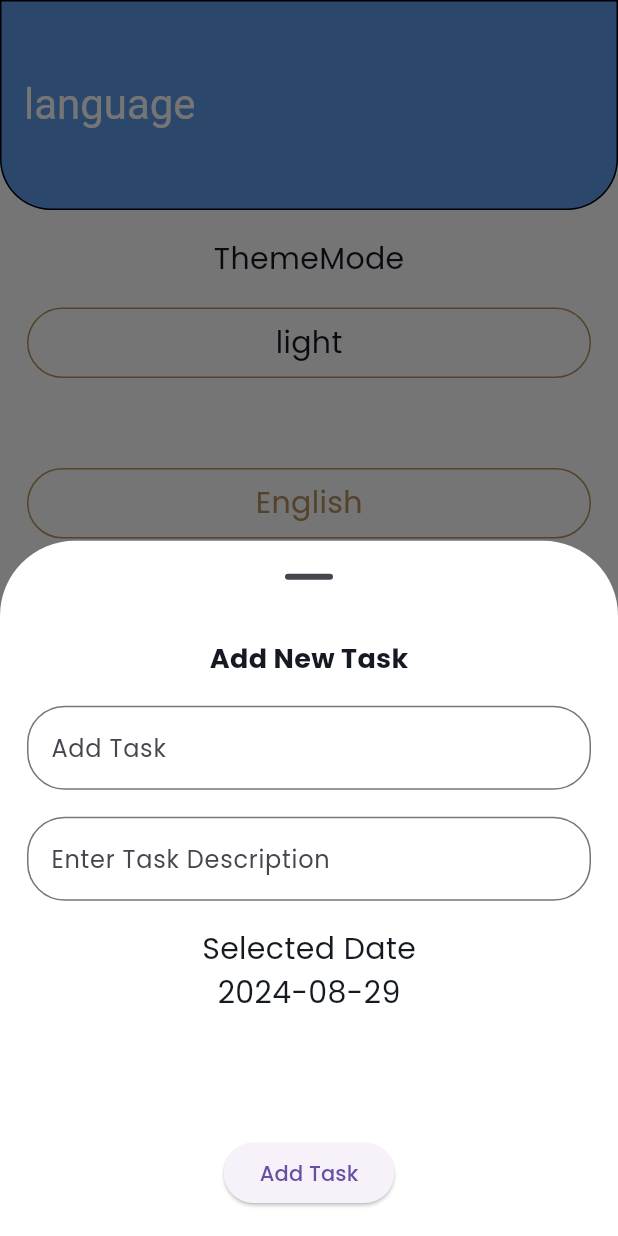
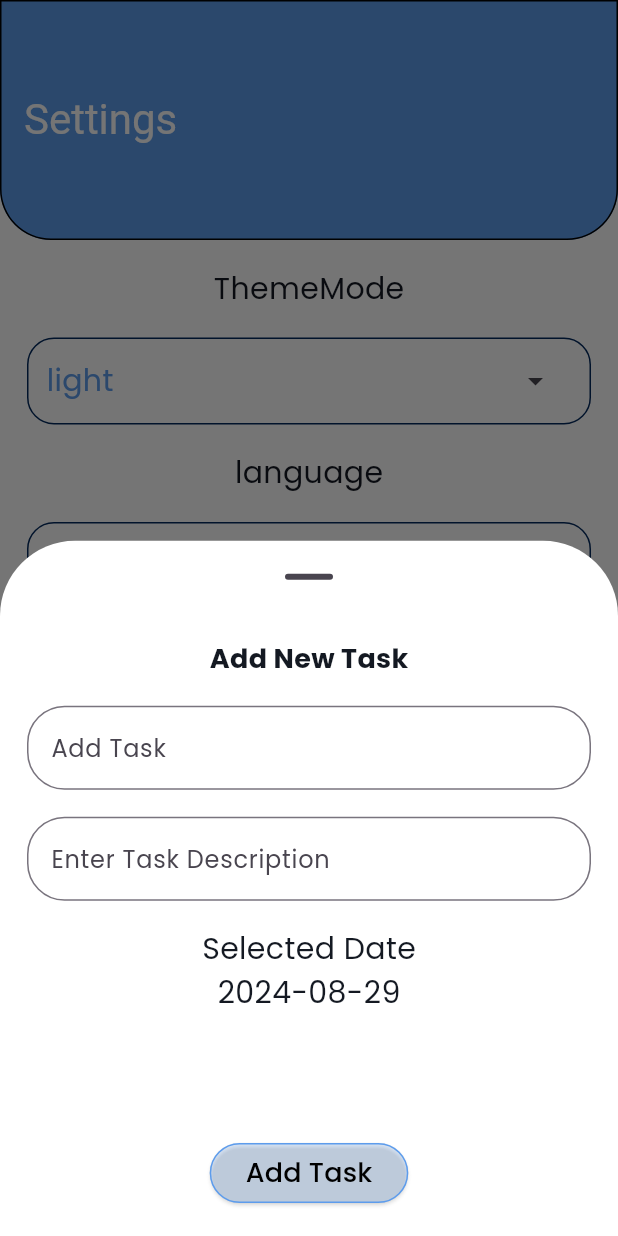
Before and after one commit to Ahm3dmohamed/todo_app, a Flutter app: the screen it shows after launch, item 2 of the bottom bar chosen, after a tap on the "add" icon, on a phone screen of 412 x 824 dp. Run offline on Flutter 3.47's test engine with Material 3 defaults, Android fonts, the phone set to English and light mode, and no system bars; our stand-ins replace cloud_firestore, easy_date_timeline, firebase_core, flutter_slidable, google_fonts; accounts and stored records are empty; generated files the repository leaves out were written again.

Commit message:
add task to screen and firebase handel the thememode ahndel localization

```diff
--- a/lib/main.dart
+++ b/lib/main.dart
@@ -17,7 +17,6 @@ void main() async {
       options: DefaultFirebaseOptions.currentPlatform,
     );
   } catch (e) {
-    // Handle Firebase initialization errors here
     print("Firebase initialization error: $e");
   }
 
--- /dev/null
+++ b/lib/modules/core/model/task_moder.dart
@@ -0,0 +1,40 @@
+class TaskModel {
+  String title;
+  String id;
+  String desc;
+  int time;
+  bool isDone;
+  TaskModel(
+      {required this.desc,
+      this.id = "",
+      required this.isDone,
+      required this.time,
+      required this.title});
+
+  factory TaskModel.fromJson(Map<String, dynamic> json) {
+    return TaskModel(
+        title: json["title"],
+        id: json["id"],
+        desc: json["desc"],
+        time: json["time"],
+        isDone: json["isDone"]);
+  }
+
+//     TaskModel.fromJson(Map<String,dynamic> json)
+//  :
+//   title=json["title"],
+//     time=json["time"],
+//   desc=json["desc"],
+//   id=json["id"],
+//   isDone=json["isDone"]
+
+  Map<String, dynamic> toJson() {
+    return {
+      "title": title,
+      "id": id,
+      "desc": desc,
+      "time": time,
+      "isDone": isDone,
+    };
+  }
+}
--- /dev/null
+++ b/lib/modules/core/service/firebase_function.dart
@@ -0,0 +1,29 @@
+import 'package:cloud_firestore/cloud_firestore.dart';
+import 'package:todo_app/modules/core/model/task_moder.dart';
+
+class FirebaseFunction {
+  static FirebaseFirestore firestore = FirebaseFirestore.instance;
+
+  static CollectionReference<TaskModel> mainFunction() {
+    return firestore.collection("Tasks").withConverter(
+      fromFirestore: (snapshot, options) {
+        return TaskModel.fromJson(snapshot.data()!);
+      },
+      toFirestore: (value, options) {
+        return value.toJson();
+      },
+    );
+  }
+
+  static addTask(TaskModel task) {
+    var ref = mainFunction();
+    var docRef = ref.doc();
+    task.id = ref.id;
+    return docRef.set(task);
+  }
+
+  static Future<QuerySnapshot<TaskModel>> getTask() {
+    var ref = mainFunction();
+    return ref.get();
+  }
+}
--- a/lib/modules/core/themes/apptheme.dart
+++ b/lib/modules/core/themes/apptheme.dart
@@ -4,9 +4,11 @@ import 'package:todo_app/modules/core/themes/app_color.dart';
 
 class Apptheme {
   static const Color light = Colors.white;
-  static final Color lightPrimary = Color(0xFF5D9CEC);
-  static final Color darkPrimary = Color(0xFF141922);
+  static final Color lightPrimary = const Color(0xFF5D9CEC);
+  static final Color darkPrimary = const Color(0xFF141922);
+  static final Color darkSplash = Color(0xff060E1E);
 
+  ThemeData isDark = darkTheme;
   static ThemeData lightTheme = ThemeData(
     appBarTheme: AppBarTheme(
       backgroundColor: Apptheme.lightPrimary,
@@ -43,7 +45,7 @@ class Apptheme {
       ),
     ),
     bottomNavigationBarTheme: BottomNavigationBarThemeData(
-      showSelectedLabels: false,
+      showSelectedLabels: true,
       showUnselectedLabels: false,
       backgroundColor: Colors.transparent,
       elevation: 0,
@@ -62,10 +64,21 @@ class Apptheme {
   );
 
   static ThemeData darkTheme = ThemeData(
-    appBarTheme: AppBarTheme(
-      backgroundColor: Apptheme.lightPrimary,
+    floatingActionButtonTheme: FloatingActionButtonThemeData(
+      elevation: 3,
+      shape: RoundedRectangleBorder(
+        borderRadius: BorderRadius.circular(4), // Rounded corners
+        side: const BorderSide(
+          color: Color(0xFF5D9CEC), // Border color
+          width: 4, // Border width
+        ),
+      ),
+      backgroundColor: const Color(0xFF141922), // Background color
+    ),
+    appBarTheme: const AppBarTheme(
+      backgroundColor: Color.fromARGB(255, 4, 48, 105),
       elevation: 0,
-      titleTextStyle: const TextStyle(
+      titleTextStyle: TextStyle(
         color: Colors.black,
         fontSize: 22,
         fontWeight: FontWeight.w700,
@@ -90,7 +103,9 @@ class Apptheme {
         // fontFamily: 'Qran'
       ),
     ),
-    bottomNavigationBarTheme: BottomNavigationBarThemeData(
+    bottomNavigationBarTheme: const BottomNavigationBarThemeData(
+      showSelectedLabels: true,
+      showUnselectedLabels: false,
       backgroundColor: Color(0xff141922),
     ),
     bottomSheetTheme: BottomSheetThemeData(
@@ -99,7 +114,7 @@ class Apptheme {
     datePickerTheme: DatePickerThemeData(
       backgroundColor: Apptheme.darkPrimary,
     ),
-    scaffoldBackgroundColor: Colors.transparent,
+    scaffoldBackgroundColor: Apptheme.darkSplash,
     splashColor: Apptheme.darkPrimary,
   );
 }
--- a/lib/modules/layouts/manager/provider/provider.dart
+++ b/lib/modules/layouts/manager/provider/provider.dart
@@ -1,17 +1,22 @@
+import 'package:cloud_firestore/cloud_firestore.dart' as prefix;
 import 'package:flutter/material.dart';
+import 'package:todo_app/modules/core/model/task_moder.dart';
+import 'package:todo_app/modules/core/service/firebase_function.dart';
 import 'package:todo_app/modules/layouts/screens/settings/settings.dart';
 import 'package:todo_app/modules/layouts/screens/task_screen.dart';
 
 class MainProvider extends ChangeNotifier {
   DateTime selectedDate = DateTime.now();
   DateTime selectedDatePicker = DateTime.now();
-
+  TextEditingController titleController = TextEditingController(); // Fixed typo
+  TextEditingController descController = TextEditingController();
   int currentIndex = 0;
   List<Widget> tabs = [
     TaskScreen(),
     Settings(),
   ];
-  void setIndex(selectedIndex) {
+
+  void setIndex(int selectedIndex) {
     currentIndex = selectedIndex;
     notifyListeners();
   }
@@ -23,5 +28,28 @@ class MainProvider extends ChangeNotifier {
 
   void setDatePicker(DateTime datePicker) {
     selectedDatePicker = datePicker;
+    notifyListeners(); // Added notifyListeners() for UI updates
+  }
+
+  Future<void> addTask() async {
+    TaskModel taskModel = TaskModel(
+      desc: descController.text,
+      isDone: false,
+      time: selectedDate.millisecondsSinceEpoch,
+      title: titleController.text,
+    );
+
+    try {
+      await FirebaseFunction.addTask(taskModel);
+      titleController.clear();
+      descController.clear();
+      notifyListeners();
+    } catch (error) {
+      print('Failed to add task: $error');
+    }
+  }
+
+  Future<prefix.QuerySnapshot<TaskModel>> getTask() {
+    return FirebaseFunction.getTask();
   }
 }
--- a/lib/modules/layouts/screens/add_task_widget.dart
+++ b/lib/modules/layouts/screens/add_task_widget.dart
@@ -5,7 +5,7 @@ import 'package:todo_app/modules/layouts/manager/provider/provider.dart';
 
 class AddTaskWidget extends StatelessWidget {
   static const String routeName = "AddTaskWidget";
-  AddTaskWidget({super.key});
+  const AddTaskWidget({super.key});
   @override
   Widget build(BuildContext context) {
     return Consumer<MainProvider>(
@@ -17,7 +17,7 @@ class AddTaskWidget extends StatelessWidget {
               Center(
                 child: Text(
                   appTranslation(context).addNewTask,
-                  style: TextStyle(
+                  style: const TextStyle(
                     fontSize: 18,
                     fontWeight: FontWeight.w700,
                   ),
@@ -27,6 +27,7 @@ class AddTaskWidget extends StatelessWidget {
                 height: 18,
               ),
               TextField(
+                controller: Provider.titleController,
                 decoration: InputDecoration(
                     hintText: appTranslation(context).addTask,
                     labelText: appTranslation(context).addTask,
@@ -39,6 +40,7 @@ class AddTaskWidget extends StatelessWidget {
                 height: 18,
               ),
               TextField(
+                controller: Provider.descController,
                 decoration: InputDecoration(
                     hintText: appTranslation(context).taskDescreption,
                     labelText: appTranslation(context).taskDescreption,
@@ -67,10 +69,22 @@ class AddTaskWidget extends StatelessWidget {
                   },
                   child: Text(
                       Provider.selectedDatePicker.toString().substring(0, 10))),
-              Spacer(),
+              const Spacer(),
               ElevatedButton(
-                  onPressed: () {},
+                  style: ElevatedButton.styleFrom(
+                      shadowColor: Colors.white,
+                      backgroundColor: const Color(0xFF5D9CEC).withOpacity(.2),
+                      shape: RoundedRectangleBorder(
+                          borderRadius: BorderRadius.circular(24),
+                          side: const BorderSide(
+                            color: Color(0xFF5D9CEC),
+                          ))),
+                  onPressed: () {
+                    Provider.addTask();
+                    Navigator.pop(context);
+                  },
                   child: Text(
+                    style: const TextStyle(color: Colors.black, fontSize: 18),
                     appTranslation(context).addTask,
                   ))
             ],
--- a/lib/modules/layouts/screens/settings/settings.dart
+++ b/lib/modules/layouts/screens/settings/settings.dart
@@ -16,7 +16,7 @@ class Settings extends StatelessWidget {
 
     return Scaffold(
       appBar: AppBar(
-        toolbarHeight: 140,
+        toolbarHeight: 160,
         shape: const RoundedRectangleBorder(
           borderRadius: BorderRadius.only(
               bottomLeft: Radius.circular(34),
@@ -24,7 +24,7 @@ class Settings extends StatelessWidget {
           side: BorderSide(color: Colors.black),
         ),
         title: Text(
-          appTranslation(context).language,
+          appTranslation(context).setting,
           textDirection: TextDirection.ltr,
           style: const TextStyle(
               fontSize: 28, fontWeight: FontWeight.normal, color: Colors.white),
@@ -35,62 +35,68 @@ class Settings extends StatelessWidget {
         padding: const EdgeInsets.all(18),
         child: Column(
           children: [
-            Text(appTranslation(context).mode),
+            Text(
+              textAlign: TextAlign.start,
+              appTranslation(context).mode,
+            ),
             const SizedBox(
               height: 18,
             ),
-            InkWell(
-              onTap: () {
-                showThemeBottomSheet(context);
-              },
-              child: Container(
-                  padding:
-                      const EdgeInsets.symmetric(horizontal: 12, vertical: 8),
-                  width: double.infinity,
-                  decoration: BoxDecoration(
-                      borderRadius: BorderRadius.circular(24),
-                      border: Border.all(color: const Color(0xffB7935F))),
-                  child: Center(
-                      child: Text(
-                    themeProvider.currentTheme.name,
-                    style: Theme.of(context).textTheme.bodyMedium?.copyWith(
-                          color: const Color(
-                            0xFF141922,
-                          ),
-                        ),
-                  ))),
-            ),
+            Container(
+                padding:
+                    const EdgeInsets.symmetric(horizontal: 12, vertical: 4),
+                width: double.infinity,
+                decoration: BoxDecoration(
+                    borderRadius: BorderRadius.circular(18),
+                    border: Border.all(
+                        color: const Color.fromARGB(255, 3, 42, 94))),
+                child: Row(
+                  mainAxisAlignment: MainAxisAlignment.spaceBetween,
+                  children: [
+                    Text(
+                      textAlign: TextAlign.start,
+                      themeProvider.currentTheme.name,
+                      style: TextStyle(color: Color(0xFF5D9CEC)),
+                    ),
+                    IconButton(
+                        onPressed: () {
+                          showThemeBottomSheet(context);
+                        },
+                        icon: const Icon(Icons.arrow_drop_down_outlined))
+                  ],
+                )),
             const SizedBox(
               height: 18,
             ),
             Text(
               appTranslation(context).language,
-              style: Theme.of(context).textTheme.bodySmall,
             ),
             const SizedBox(
               height: 18,
             ),
-            InkWell(
-              onTap: () {
-                showlanguageBottomSheet(context);
-              },
-              child: Container(
-                  padding:
-                      const EdgeInsets.symmetric(horizontal: 12, vertical: 8),
-                  width: double.infinity,
-                  decoration: BoxDecoration(
-                      borderRadius: BorderRadius.circular(24),
-                      border: Border.all(color: const Color(0xffB7935F))),
-                  child: Center(
-                      child: Text(
-                    localeProvider.getCurrentLocale(),
-                    style: Theme.of(context).textTheme.bodyMedium?.copyWith(
-                          color: const Color(
-                            0xffB7935F,
-                          ),
-                        ),
-                  ))),
-            ),
+            Container(
+                padding:
+                    const EdgeInsets.symmetric(horizontal: 12, vertical: 4),
+                width: double.infinity,
+                decoration: BoxDecoration(
+                    borderRadius: BorderRadius.circular(18),
+                    border: Border.all(
+                        color: const Color.fromARGB(255, 3, 42, 94))),
+                child: Row(
+                  mainAxisAlignment: MainAxisAlignment.spaceBetween,
+                  children: [
+                    Text(
+                      textAlign: TextAlign.start,
+                      style: TextStyle(color: Color(0xFF5D9CEC)),
+                      localeProvider.getCurrentLocale(),
+                    ),
+                    IconButton(
+                        onPressed: () {
+                          showlanguageBottomSheet(context);
+                        },
+                        icon: const Icon(Icons.arrow_drop_down_outlined))
+                  ],
+                )),
           ],
         ),
       ),
@@ -101,7 +107,7 @@ class Settings extends StatelessWidget {
     showModalBottomSheet(
         context: context,
         builder: (BuildContext context) {
-          return SettingThemeTab();
+          return const SettingThemeTab();
         });
   }
 }
@@ -110,6 +116,6 @@ void showlanguageBottomSheet(BuildContext context) {
   showModalBottomSheet(
       context: context,
       builder: (BuildContext context) {
-        return SettingLangTab();
+        return const SettingLangTab();
       });
 }
--- a/lib/modules/layouts/screens/splash_screen.dart
+++ b/lib/modules/layouts/screens/splash_screen.dart
@@ -2,7 +2,7 @@
 
 // class SplashScreen extends StatefulWidget {
 //   Widget child;
-//    SplashScreen({required this.child});
+//   SplashScreen({required this.child});
 
 //   @override
 //   State<SplashScreen> createState() => _SplashScreenState();
@@ -12,7 +12,7 @@
 //   @override
 //   Widget build(BuildContext context) {
 //     return Scaffold(
-//       backgroundColor: const Color(0xffDFECDB),
+//       backgroundColor: const Color(0xff060E1E),
 //     );
 //   }
 // }
--- a/lib/modules/layouts/screens/task_item.dart
+++ b/lib/modules/layouts/screens/task_item.dart
@@ -1,25 +1,26 @@
 import 'package:flutter/material.dart';
 import 'package:flutter_slidable/flutter_slidable.dart';
+import 'package:todo_app/modules/core/model/task_moder.dart';
 import 'package:todo_app/modules/core/themes/app_color.dart';
-import 'package:todo_app/modules/core/themes/ui_utils.dart';
 
 class TaskItem extends StatelessWidget {
-  const TaskItem({super.key});
+  final TaskModel taskModel; // Made final for immutability
+  TaskItem({required this.taskModel, super.key});
 
   @override
   Widget build(BuildContext context) {
     return Container(
       decoration: BoxDecoration(
-          color: Colors.white, borderRadius: BorderRadius.circular(18)),
+        border: Border.all(color: Color(0xFF0392CF), width: 1),
+        color: Colors.white,
+        borderRadius: BorderRadius.circular(18),
+      ),
       height: 115,
       margin: const EdgeInsets.symmetric(horizontal: 12),
       width: double.infinity,
-      child: Row(
-        // mainAxisAlignment: MainAxisAlignment.spaceBetween,
-        children: [
-          Slidable(
+      child: Slidable(
         startActionPane: ActionPane(
-                extentRatio: .6,
+          extentRatio: 0.6,
           motion: const DrawerMotion(),
           children: [
             SlidableAction(
@@ -40,46 +41,45 @@ class TaskItem extends StatelessWidget {
               spacing: 8,
               label: 'Edit',
             ),
-                ]),
+          ],
+        ),
         child: Row(
           children: [
             Container(
-                  margin: const EdgeInsets.only(
-                    left: 18,
-                  ),
+              margin: const EdgeInsets.only(left: 18),
               height: 80,
               width: 4,
               decoration: BoxDecoration(
                 borderRadius: BorderRadius.circular(18),
-                      color: AppColor.primaryColor),
+                color: AppColor.primaryColor,
               ),
-                const SizedBox(
-                  width: 18,
             ),
-                Column(
+            const SizedBox(width: 18),
+            Expanded(
+              child: Column(
+                crossAxisAlignment: CrossAxisAlignment.start,
+                mainAxisAlignment: MainAxisAlignment.center,
                 children: [
-                    Padding(
-                      padding: const EdgeInsets.only(top: 24),
-                      child: Text(
-                        appTranslation(context).taskTile,
+                  Text(
+                    taskModel.title,
                     style: TextStyle(
                       fontWeight: FontWeight.bold,
                       fontSize: 18,
                       color: AppColor.primaryColor,
                     ),
                   ),
-                    ),
                   Text(
-                      appTranslation(context).taskdes,
+                    taskModel.desc,
                     style: const TextStyle(
                       fontSize: 14,
                       color: Colors.grey,
                     ),
-                    )
+                  ),
                 ],
               ),
-                Padding(
-                  padding: const EdgeInsets.only(left: 88),
+            ),
+            Container(
+              padding: const EdgeInsets.only(right: 18),
               child: ElevatedButton(
                 style: ElevatedButton.styleFrom(
                   backgroundColor: AppColor.primaryColor,
@@ -89,18 +89,12 @@ class TaskItem extends StatelessWidget {
                   Icons.done,
                   color: Colors.white,
                   size: 28,
-                      )
-                      // Image.asset(
-                      //   'assets/images/icon_check.png',
-                      //   color: AppColor.primaryColor,
-                      // ),
+                ),
               ),
             ),
           ],
         ),
       ),
-        ],
-      ),
     );
   }
 }
--- a/lib/modules/layouts/screens/task_screen.dart
+++ b/lib/modules/layouts/screens/task_screen.dart
@@ -1,6 +1,7 @@
 import 'package:easy_date_timeline/easy_date_timeline.dart';
 import 'package:flutter/material.dart';
 import 'package:provider/provider.dart';
+import 'package:todo_app/modules/core/model/task_moder.dart';
 import 'package:todo_app/modules/core/themes/ui_utils.dart';
 import 'package:todo_app/modules/layouts/manager/provider/provider.dart';
 import 'package:todo_app/modules/layouts/screens/add_task_widget.dart';
@@ -16,7 +17,7 @@ class TaskScreen extends StatelessWidget {
       builder: (BuildContext context, Provider, Widget? child) {
         return Scaffold(
           appBar: AppBar(
-            toolbarHeight: 140,
+            toolbarHeight: 160,
             shape: const RoundedRectangleBorder(
               borderRadius: BorderRadius.only(
                   bottomLeft: Radius.circular(34),
@@ -26,7 +27,7 @@ class TaskScreen extends StatelessWidget {
             title: Padding(
               padding: const EdgeInsets.all(12),
               child: Text(
-                appTranslation(context).language,
+                appTranslation(context).appTitle,
                 style: const TextStyle(
                     fontSize: 24,
                     fontWeight: FontWeight.normal,
@@ -52,8 +53,8 @@ class TaskScreen extends StatelessWidget {
                   );
                 },
                 child: EasyInfiniteDateTimeLine(
-                  firstDate: DateTime.now().subtract(Duration(days: 365)),
-                  lastDate: DateTime.now().add(Duration(days: 365)),
+                  firstDate: DateTime.now().subtract(const Duration(days: 365)),
+                  lastDate: DateTime.now().add(const Duration(days: 365)),
                   focusDate: Provider.selectedDate,
                   showTimelineHeader: false,
                   onDateChange: Provider.setDate,
@@ -76,18 +77,40 @@ class TaskScreen extends StatelessWidget {
               const SizedBox(
                 height: 6,
               ),
-              Expanded(
+              FutureBuilder(
+                future: Provider.getTask(),
+                builder: (context, snapshot) {
+                  if (snapshot.connectionState == ConnectionState.waiting) {
+                    return const Center(
+                      child: CircularProgressIndicator(),
+                    );
+                  } else if (snapshot.hasError) {
+                    return const Center(child: Text("Error Data"));
+                  } else if (!snapshot.hasData || snapshot.data!.docs.isEmpty) {
+                    return const Center(
+                        child:
+                            Text("No tasks available")); // Handle no data case
+                  } else {
+                    List<TaskModel> tasks =
+                        snapshot.data!.docs.map((e) => e.data()).toList();
+                    return Expanded(
                       child: ListView.separated(
                         itemBuilder: (context, index) {
-                      return TaskItem();
+                          return TaskItem(
+                            taskModel: tasks[index],
+                          );
                         },
                         separatorBuilder: (context, index) {
                           return const SizedBox(
                             height: 12,
                           );
                         },
-                    itemCount: 30),
-              )
+                        itemCount: tasks.length,
+                      ),
+                    );
+                  }
+                },
+              ),
             ],
           ),
         );
```
Also changed, not shown: lib/modules/layouts/screens/settings/setting_lang_tab.dart (+7 -11 lines), lib/modules/layouts/screens/settings/setting_theme_tab.dart (+4 -3 lines), lib/modules/layouts/screens/settings_screen.dart (deleted, +0 -36 lines), pubspec.yaml (+10 -1 lines), 1 other file. Lines whose indentation alone changed are shown as unchanged.
